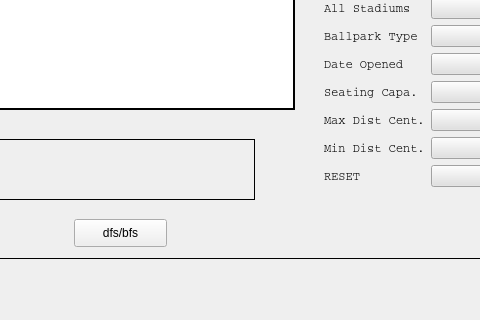
hicholasnu/Take-Me-Out-To-The-Ballgame, file CS1D_Project_2/mainwindow.ui: the form before one commit; both pictures show x 217 to 697 and y 282 to 602 of the 803 by 602 pixel window.
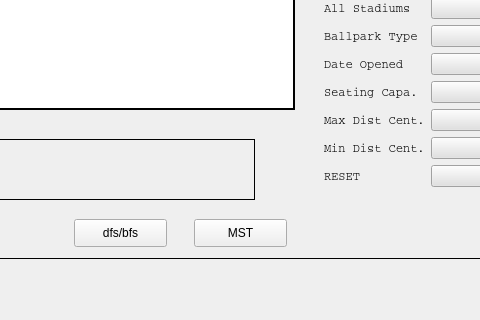
The form after the commit.

Patch:
```diff
--- a/CS1D_Project_2/mainwindow.ui
+++ b/CS1D_Project_2/mainwindow.ui
@@ -592,6 +592,19 @@
        <string>dfs/bfs</string>
       </property>
      </widget>
+     <widget class="QPushButton" name="pushButtonMST">
+      <property name="geometry">
+       <rect>
+        <x>390</x>
+        <y>490</y>
+        <width>93</width>
+        <height>28</height>
+       </rect>
+      </property>
+      <property name="text">
+       <string>MST</string>
+      </property>
+     </widget>
     </widget>
     <widget class="QWidget" name="TripScreen">
      <widget class="QLabel" name="label">
```
Left out of the diff: 2 changed lines with no effect on the pictures.
